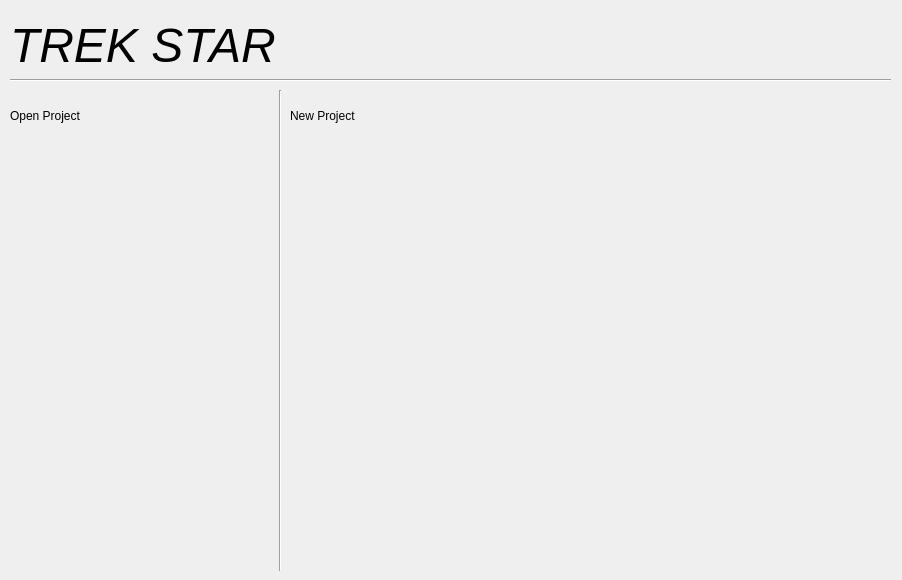
Above: TrekStarApp/forms/mainwindow.ui from EdwinLangley/SDI-TrekStar-Application before the change. Below: the same form after it.
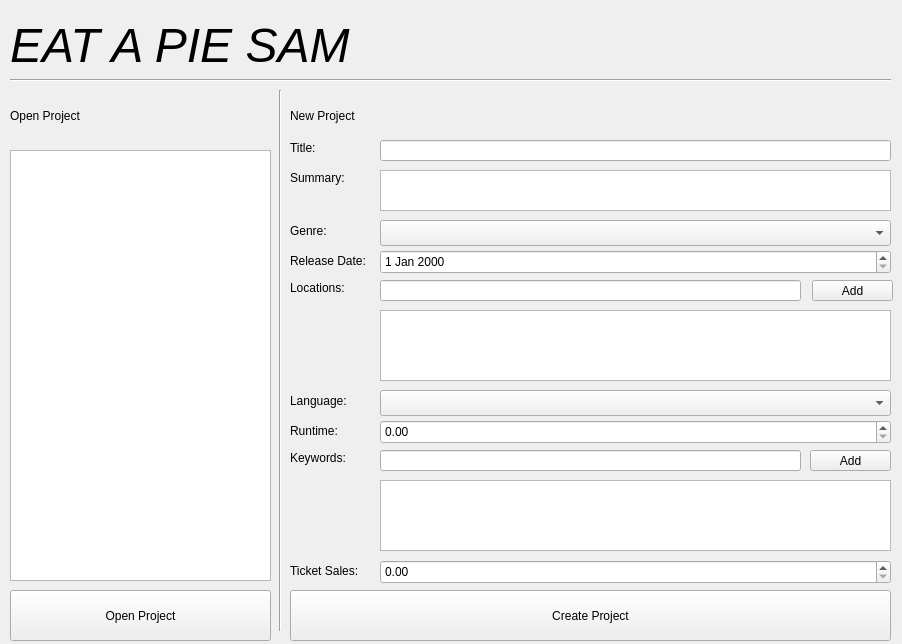
That is the form after the change. Icons and pictures are not drawn.

Commit message: GUI outline done yayyyyyyy

```diff
--- a/TrekStarApp/forms/mainwindow.ui
+++ b/TrekStarApp/forms/mainwindow.ui
@@ -7,7 +7,7 @@
     <x>0</x>
     <y>0</y>
     <width>902</width>
-    <height>580</height>
+    <height>644</height>
    </rect>
   </property>
   <property name="windowTitle">
@@ -43,7 +43,7 @@
      </font>
     </property>
     <property name="text">
-     <string>TREK STAR</string>
+     <string>EAT A PIE SAM</string>
     </property>
    </widget>
    <widget class="Line" name="lnTitle">
@@ -65,7 +65,7 @@
       <x>270</x>
       <y>90</y>
       <width>21</width>
-      <height>481</height>
+      <height>541</height>
      </rect>
     </property>
     <property name="orientation">
@@ -98,6 +98,295 @@
      <string>New Project</string>
     </property>
    </widget>
+   <widget class="QListView" name="lstProject">
+    <property name="geometry">
+     <rect>
+      <x>10</x>
+      <y>150</y>
+      <width>261</width>
+      <height>431</height>
+     </rect>
+    </property>
+   </widget>
+   <widget class="QPushButton" name="cmdOpen">
+    <property name="geometry">
+     <rect>
+      <x>10</x>
+      <y>590</y>
+      <width>261</width>
+      <height>51</height>
+     </rect>
+    </property>
+    <property name="text">
+     <string>Open Project</string>
+    </property>
+   </widget>
+   <widget class="QLabel" name="lblTitleProjects">
+    <property name="geometry">
+     <rect>
+      <x>290</x>
+      <y>140</y>
+      <width>60</width>
+      <height>16</height>
+     </rect>
+    </property>
+    <property name="text">
+     <string>Title:</string>
+    </property>
+   </widget>
+   <widget class="QLineEdit" name="txtTitleProjects">
+    <property name="geometry">
+     <rect>
+      <x>380</x>
+      <y>140</y>
+      <width>511</width>
+      <height>21</height>
+     </rect>
+    </property>
+   </widget>
+   <widget class="QLabel" name="lblSummary">
+    <property name="geometry">
+     <rect>
+      <x>290</x>
+      <y>170</y>
+      <width>60</width>
+      <height>16</height>
+     </rect>
+    </property>
+    <property name="text">
+     <string>Summary:</string>
+    </property>
+   </widget>
+   <widget class="QTextEdit" name="txtSummary">
+    <property name="geometry">
+     <rect>
+      <x>380</x>
+      <y>170</y>
+      <width>511</width>
+      <height>41</height>
+     </rect>
+    </property>
+   </widget>
+   <widget class="QLabel" name="lblGenre">
+    <property name="geometry">
+     <rect>
+      <x>290</x>
+      <y>220</y>
+      <width>60</width>
+      <height>21</height>
+     </rect>
+    </property>
+    <property name="text">
+     <string>Genre:</string>
+    </property>
+   </widget>
+   <widget class="QComboBox" name="cbGenre">
+    <property name="geometry">
+     <rect>
+      <x>380</x>
+      <y>220</y>
+      <width>511</width>
+      <height>26</height>
+     </rect>
+    </property>
+   </widget>
+   <widget class="QLabel" name="lblRelease">
+    <property name="geometry">
+     <rect>
+      <x>290</x>
+      <y>250</y>
+      <width>91</width>
+      <height>21</height>
+     </rect>
+    </property>
+    <property name="text">
+     <string>Release Date:</string>
+    </property>
+   </widget>
+   <widget class="QDateEdit" name="deRelease">
+    <property name="geometry">
+     <rect>
+      <x>380</x>
+      <y>250</y>
+      <width>511</width>
+      <height>24</height>
+     </rect>
+    </property>
+   </widget>
+   <widget class="QLabel" name="lblLocations">
+    <property name="geometry">
+     <rect>
+      <x>290</x>
+      <y>280</y>
+      <width>61</width>
+      <height>16</height>
+     </rect>
+    </property>
+    <property name="text">
+     <string>Locations:</string>
+    </property>
+   </widget>
+   <widget class="QListView" name="lstLocation">
+    <property name="geometry">
+     <rect>
+      <x>380</x>
+      <y>310</y>
+      <width>511</width>
+      <height>71</height>
+     </rect>
+    </property>
+   </widget>
+   <widget class="QLineEdit" name="txtLocationAdd">
+    <property name="geometry">
+     <rect>
+      <x>380</x>
+      <y>280</y>
+      <width>421</width>
+      <height>21</height>
+     </rect>
+    </property>
+   </widget>
+   <widget class="QPushButton" name="cmdLocationAdd">
+    <property name="geometry">
+     <rect>
+      <x>812</x>
+      <y>280</y>
+      <width>81</width>
+      <height>21</height>
+     </rect>
+    </property>
+    <property name="text">
+     <string>Add</string>
+    </property>
+   </widget>
+   <widget class="QLabel" name="lblLanguage">
+    <property name="geometry">
+     <rect>
+      <x>290</x>
+      <y>390</y>
+      <width>71</width>
+      <height>21</height>
+     </rect>
+    </property>
+    <property name="text">
+     <string>Language:</string>
+    </property>
+   </widget>
+   <widget class="QComboBox" name="cbLanguage">
+    <property name="geometry">
+     <rect>
+      <x>380</x>
+      <y>390</y>
+      <width>511</width>
+      <height>26</height>
+     </rect>
+    </property>
+   </widget>
+   <widget class="QLabel" name="lblRuntime">
+    <property name="geometry">
+     <rect>
+      <x>290</x>
+      <y>420</y>
+      <width>60</width>
+      <height>21</height>
+     </rect>
+    </property>
+    <property name="text">
+     <string>Runtime:</string>
+    </property>
+   </widget>
+   <widget class="QDoubleSpinBox" name="sbRuntime">
+    <property name="geometry">
+     <rect>
+      <x>380</x>
+      <y>420</y>
+      <width>511</width>
+      <height>24</height>
+     </rect>
+    </property>
+   </widget>
+   <widget class="QLabel" name="lblKeywords">
+    <property name="geometry">
+     <rect>
+      <x>290</x>
+      <y>450</y>
+      <width>71</width>
+      <height>16</height>
+     </rect>
+    </property>
+    <property name="text">
+     <string>Keywords:</string>
+    </property>
+   </widget>
+   <widget class="QListView" name="lstKeywords">
+    <property name="geometry">
+     <rect>
+      <x>380</x>
+      <y>480</y>
+      <width>511</width>
+      <height>71</height>
+     </rect>
+    </property>
+   </widget>
+   <widget class="QLineEdit" name="txtKeywordsAdd">
+    <property name="geometry">
+     <rect>
+      <x>380</x>
+      <y>450</y>
+      <width>421</width>
+      <height>21</height>
+     </rect>
+    </property>
+   </widget>
+   <widget class="QPushButton" name="cmdKeywordsAdd">
+    <property name="geometry">
+     <rect>
+      <x>810</x>
+      <y>450</y>
+      <width>81</width>
+      <height>21</height>
+     </rect>
+    </property>
+    <property name="text">
+     <string>Add</string>
+    </property>
+   </widget>
+   <widget class="QLabel" name="lblSales">
+    <property name="geometry">
+     <rect>
+      <x>290</x>
+      <y>560</y>
+      <width>81</width>
+      <height>21</height>
+     </rect>
+    </property>
+    <property name="text">
+     <string>Ticket Sales:</string>
+    </property>
+   </widget>
+   <widget class="QDoubleSpinBox" name="doubleSpinBox">
+    <property name="geometry">
+     <rect>
+      <x>380</x>
+      <y>560</y>
+      <width>511</width>
+      <height>24</height>
+     </rect>
+    </property>
+   </widget>
+   <widget class="QPushButton" name="pushButton">
+    <property name="geometry">
+     <rect>
+      <x>290</x>
+      <y>590</y>
+      <width>601</width>
+      <height>51</height>
+     </rect>
+    </property>
+    <property name="text">
+     <string>Create Project</string>
+    </property>
+   </widget>
   </widget>
  </widget>
  <layoutdefault spacing="6" margin="11"/>
```
The commit also changes 1 other file.
